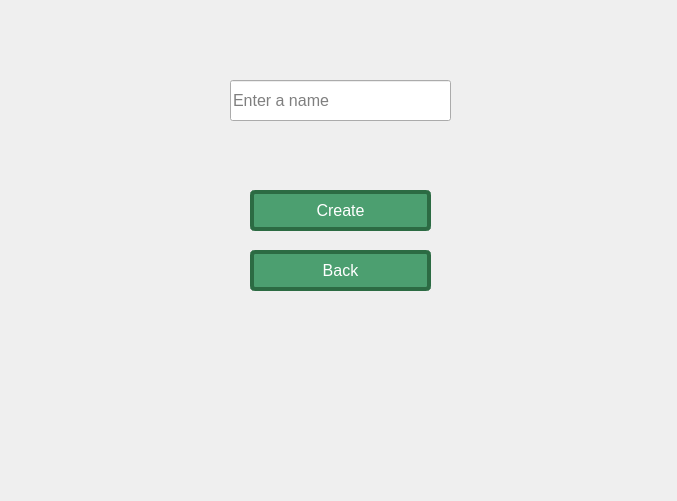
This is client/view/create_room.ui in jmdieguez/QuackGame as Qt 5 draws it before an edit. The edited form follows.
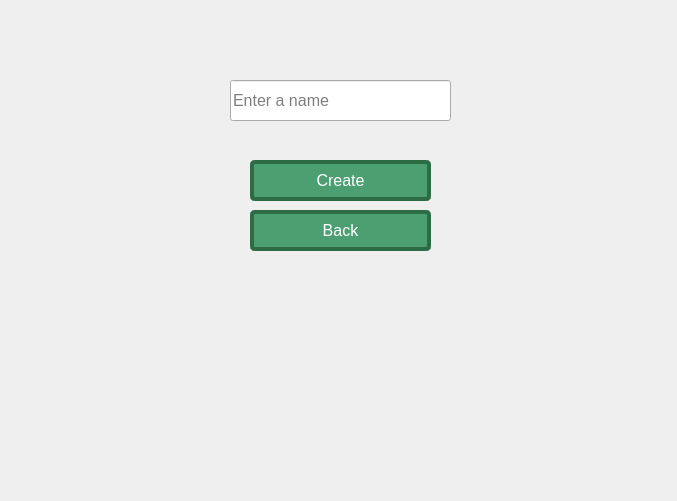
This is the edited form.

What changed in the file:
```diff
--- a/client/view/create_room.ui
+++ b/client/view/create_room.ui
@@ -52,7 +52,7 @@
    <property name="geometry">
     <rect>
      <x>250</x>
-     <y>190</y>
+     <y>160</y>
      <width>181</width>
      <height>41</height>
     </rect>
@@ -82,7 +82,7 @@
    <property name="geometry">
     <rect>
      <x>250</x>
-     <y>250</y>
+     <y>210</y>
      <width>181</width>
      <height>41</height>
     </rect>
```
Left out of the diff: 6 changed lines with no effect on the pictures.
